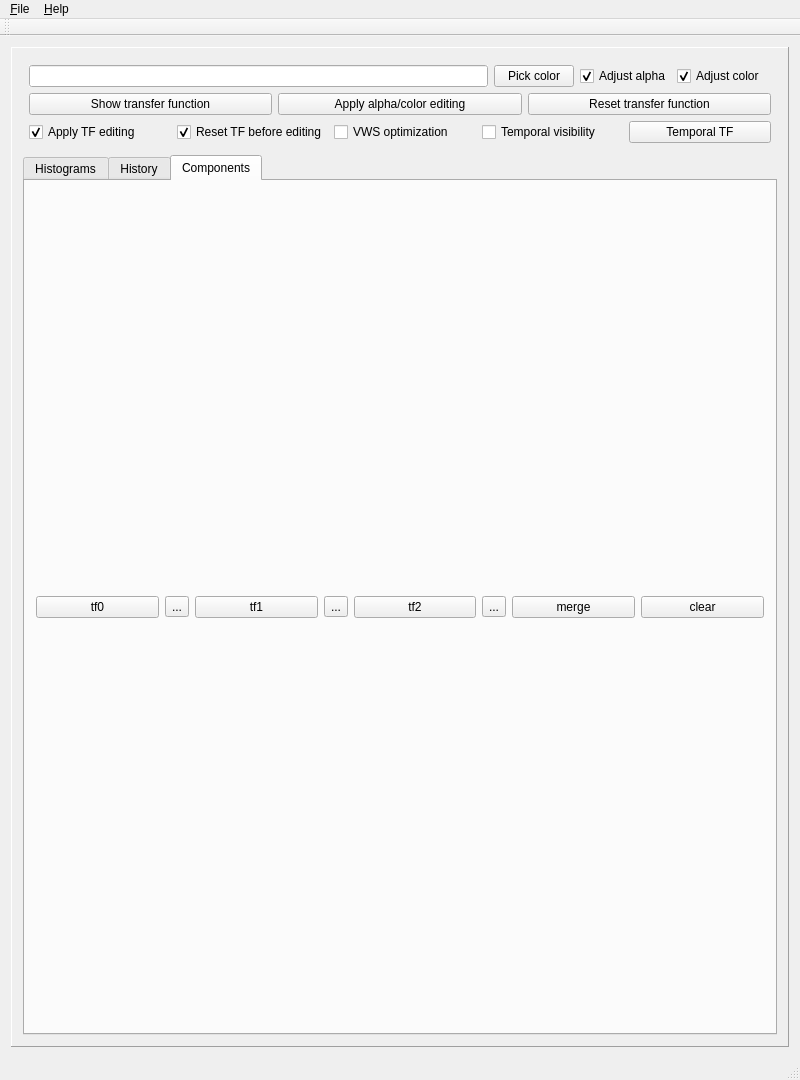
Above: QtCuda/mainwindow.ui from luosz/cuda-visibility before the change. Below: the same form after it.
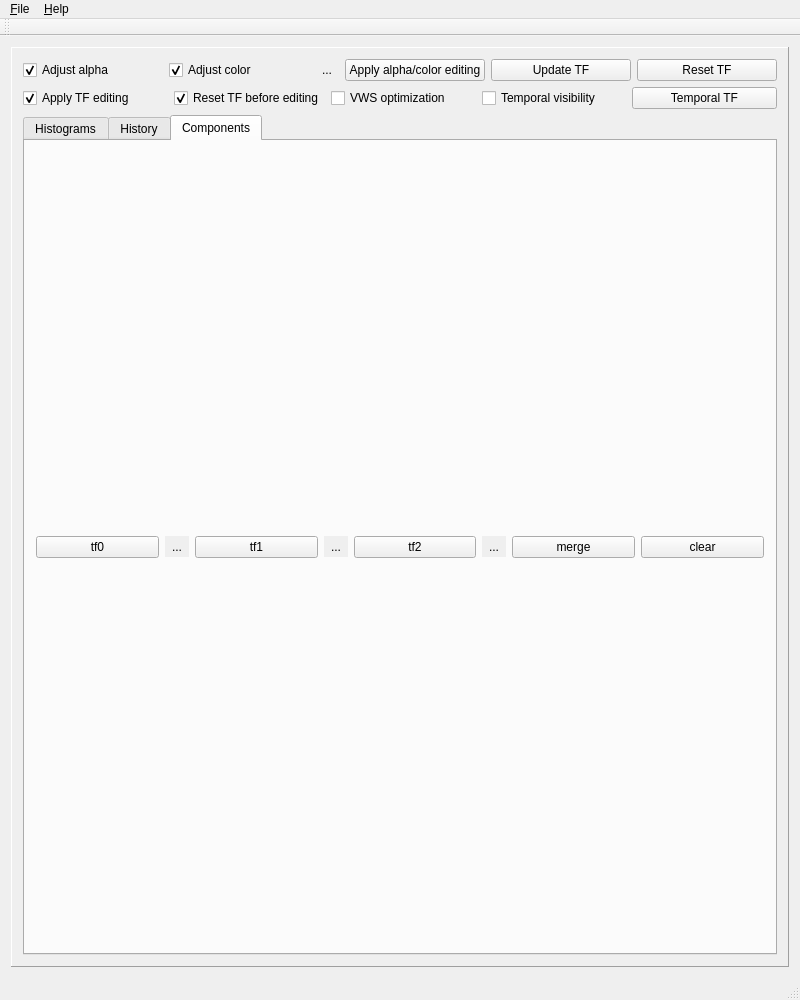
That is the form after the change. The open tabs and pages were chosen to show the change.

Commit message: automatically set button color to peak component color

```diff
--- a/QtCuda/mainwindow.ui
+++ b/QtCuda/mainwindow.ui
@@ -7,7 +7,7 @@
     <x>0</x>
     <y>0</y>
     <width>800</width>
-    <height>1080</height>
+    <height>1000</height>
    </rect>
   </property>
   <property name="windowTitle">
@@ -42,101 +42,94 @@
        <item row="0" column="0">
         <layout class="QGridLayout" name="gridLayout_4">
          <property name="leftMargin">
-          <number>6</number>
+          <number>0</number>
          </property>
          <property name="topMargin">
-          <number>6</number>
+          <number>0</number>
          </property>
          <property name="rightMargin">
-          <number>6</number>
+          <number>0</number>
          </property>
          <property name="bottomMargin">
-          <number>6</number>
+          <number>0</number>
          </property>
-         <item row="0" column="1">
-          <widget class="QPushButton" name="pushButton">
-           <property name="sizePolicy">
-            <sizepolicy hsizetype="Preferred" vsizetype="Preferred">
-             <horstretch>0</horstretch>
-             <verstretch>0</verstretch>
-            </sizepolicy>
-           </property>
-           <property name="autoFillBackground">
-            <bool>true</bool>
-           </property>
-           <property name="text">
-            <string>Pick color</string>
-           </property>
-          </widget>
-         </item>
-         <item row="0" column="3">
-          <widget class="QCheckBox" name="checkBox_2">
-           <property name="text">
-            <string>Adjust color</string>
-           </property>
-           <property name="checked">
-            <bool>true</bool>
-           </property>
-          </widget>
-         </item>
-         <item row="1" column="0" colspan="5">
+         <item row="0" column="0" colspan="2">
           <layout class="QGridLayout" name="gridLayout_3">
-           <item row="0" column="1">
+           <property name="leftMargin">
+            <number>0</number>
+           </property>
+           <property name="topMargin">
+            <number>0</number>
+           </property>
+           <property name="rightMargin">
+            <number>0</number>
+           </property>
+           <property name="bottomMargin">
+            <number>0</number>
+           </property>
+           <item row="0" column="2">
+            <widget class="QToolButton" name="toolButton_4">
+             <property name="autoFillBackground">
+              <bool>true</bool>
+             </property>
+             <property name="text">
+              <string>...</string>
+             </property>
+             <property name="autoRaise">
+              <bool>true</bool>
+             </property>
+            </widget>
+           </item>
+           <item row="0" column="5">
+            <widget class="QPushButton" name="pushButton_4">
+             <property name="text">
+              <string>Reset TF</string>
+             </property>
+            </widget>
+           </item>
+           <item row="0" column="3">
             <widget class="QPushButton" name="pushButton_3">
              <property name="text">
               <string>Apply alpha/color editing</string>
              </property>
             </widget>
            </item>
-           <item row="0" column="0">
+           <item row="0" column="1">
+            <widget class="QCheckBox" name="checkBox_2">
+             <property name="text">
+              <string>Adjust color</string>
+             </property>
+             <property name="checked">
+              <bool>true</bool>
+             </property>
+            </widget>
+           </item>
+           <item row="0" column="4">
             <widget class="QPushButton" name="pushButton_2">
              <property name="text">
-              <string>Show transfer function</string>
+              <string>Update TF</string>
              </property>
             </widget>
            </item>
-           <item row="0" column="2">
-            <widget class="QPushButton" name="pushButton_4">
+           <item row="0" column="0">
+            <widget class="QCheckBox" name="checkBox">
+             <property name="sizePolicy">
+              <sizepolicy hsizetype="Minimum" vsizetype="Fixed">
+               <horstretch>0</horstretch>
+               <verstretch>0</verstretch>
+              </sizepolicy>
+             </property>
              <property name="text">
-              <string>Reset transfer function</string>
+              <string>Adjust alpha</string>
+             </property>
+             <property name="checked">
+              <bool>true</bool>
              </property>
             </widget>
            </item>
           </layout>
          </item>
-         <item row="0" column="2">
-          <widget class="QCheckBox" name="checkBox">
-           <property name="sizePolicy">
-            <sizepolicy hsizetype="Minimum" vsizetype="Fixed">
-             <horstretch>0</horstretch>
-             <verstretch>0</verstretch>
-            </sizepolicy>
-           </property>
-           <property name="text">
-            <string>Adjust alpha</string>
-           </property>
-           <property name="checked">
-            <bool>true</bool>
-           </property>
-          </widget>
-         </item>
-         <item row="0" column="0">
-          <widget class="QLineEdit" name="lineEdit">
-           <property name="sizePolicy">
-            <sizepolicy hsizetype="Expanding" vsizetype="Preferred">
-             <horstretch>0</horstretch>
-             <verstretch>0</verstretch>
-            </sizepolicy>
-           </property>
-           <property name="autoFillBackground">
-            <bool>true</bool>
-           </property>
-           <property name="readOnly">
-            <bool>true</bool>
-           </property>
-          </widget>
-         </item>
-         <item row="2" column="0" colspan="5">
+         <item row="1" column="0" colspan="2">
           <layout class="QGridLayout" name="gridLayout_5">
            <property name="leftMargin">
             <number>0</number>
@@ -306,6 +299,9 @@
                <property name="text">
                 <string>...</string>
                </property>
+               <property name="autoRaise">
+                <bool>true</bool>
+               </property>
               </widget>
              </item>
              <item>
@@ -323,6 +319,9 @@
                <property name="text">
                 <string>...</string>
                </property>
+               <property name="autoRaise">
+                <bool>true</bool>
+               </property>
               </widget>
              </item>
              <item>
@@ -340,6 +339,9 @@
                <property name="text">
                 <string>...</string>
                </property>
+               <property name="autoRaise">
+                <bool>true</bool>
+               </property>
               </widget>
              </item>
              <item>
```
Left out of the diff: 20 changed lines with no effect on the pictures. The commit also changes 3 other files.
